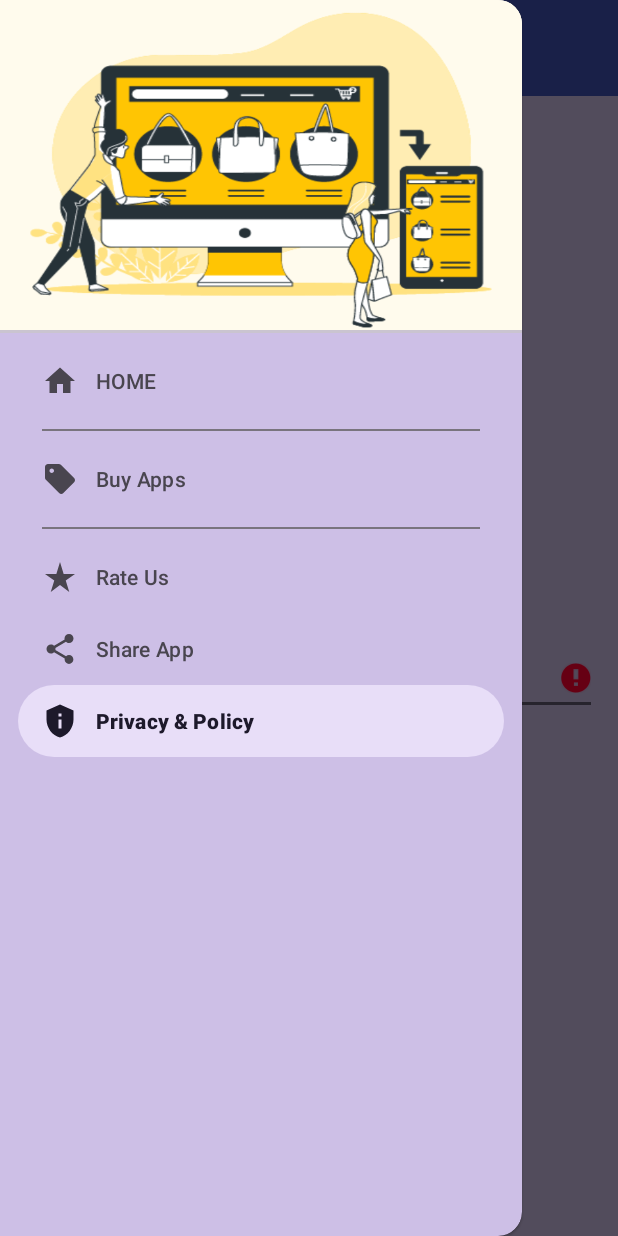
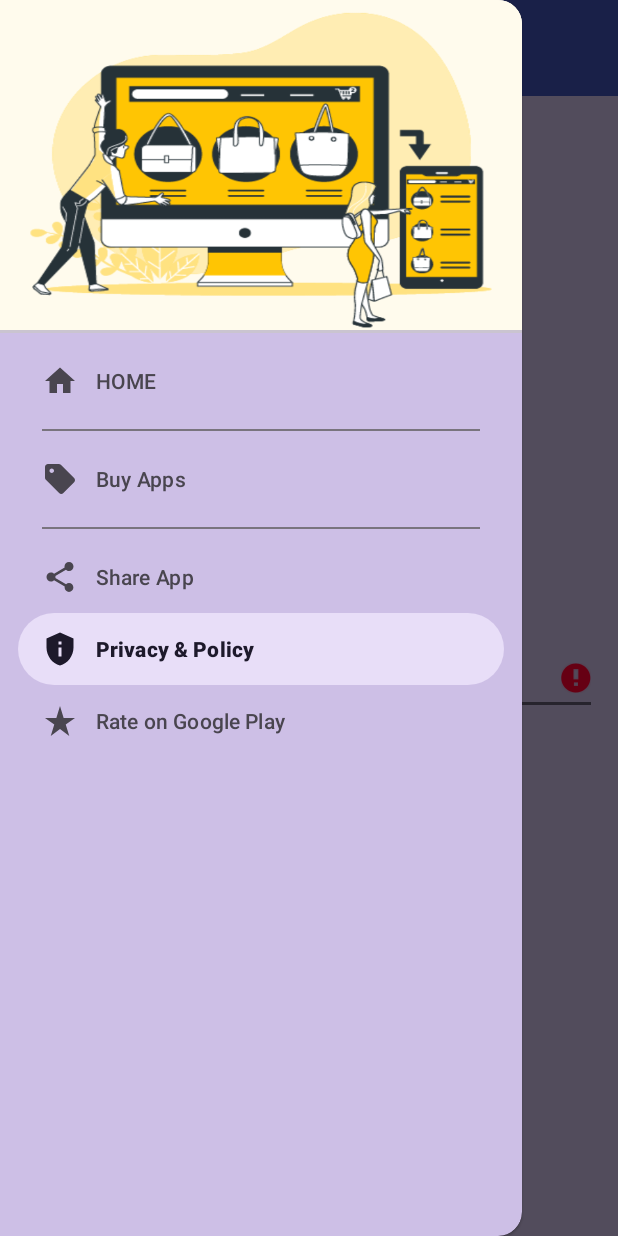
Before and after one commit to bamdyasin/webviewChecker, an Android app: the screen it shows after launch (MainActivity), in the side drawer, after a tap on an icon or button, on a phone screen of 412 x 824 dp. Run offline under Robolectric (Android 15) with nearby library versions, the phone set to English and light mode, and no system bars.

Commit message:
share and rate button done

```diff
--- a/app/src/main/res/menu/nav_body.xml
+++ b/app/src/main/res/menu/nav_body.xml
@@ -24,16 +24,9 @@
         />
     </group>
 
-    <item
-        android:id="@+id/rateUs"
-        android:title="Rate Us"
-        android:icon="@drawable/baseline_star_rate_24"
-        android:checkable="true"
-
-        />
 
     <item
-        android:id="@+id/share"
+        android:id="@+id/shareAppButton"
         android:title="Share App"
         android:icon="@drawable/baseline_share_24"
         android:checkable="true"
@@ -48,6 +41,15 @@
 
         />
 
+    <item
+        android:id="@+id/rateUsButton"
+        android:title="Rate on Google Play"
+        android:icon="@drawable/baseline_star_rate_24"
+        android:checkable="true"
+
+        />
+
+
 
 
 
```
Also changed, not shown: app/src/main/java/com/yasination/webviewchecker/MainActivity.java (+44 -0 lines).
